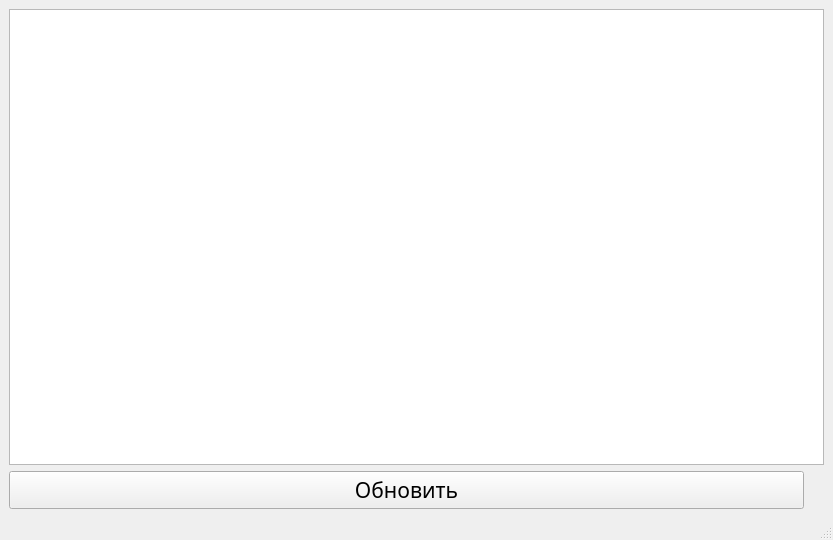
Qt form GUI.ui (Araelka/GeoApp) before a commit.
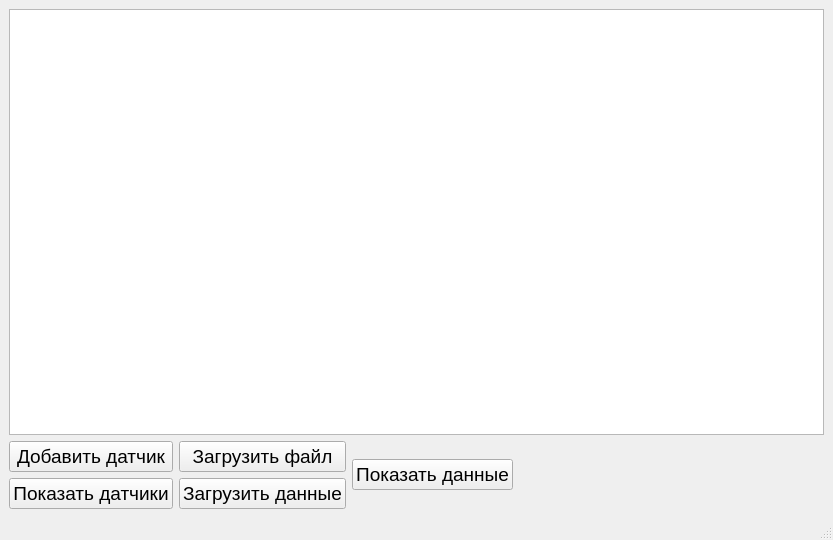
The same form after that commit.

```diff
--- a/GUI.ui
+++ b/GUI.ui
@@ -14,43 +14,100 @@
    <string>MainWindow</string>
   </property>
   <widget class="QWidget" name="centralwidget">
-   <layout class="QVBoxLayout" name="verticalLayout">
-    <item>
-     <widget class="QTableWidget" name="tableWidget"/>
-    </item>
-    <item>
-     <layout class="QHBoxLayout" name="horizontalLayout">
-      <item>
-       <widget class="QPushButton" name="pushButton_2">
+   <layout class="QGridLayout" name="gridLayout_2">
+    <item row="1" column="0" rowspan="2" colspan="2">
+     <layout class="QGridLayout" name="gridLayout">
+      <item row="0" column="0">
+       <layout class="QVBoxLayout" name="verticalLayout">
+        <item>
+         <widget class="QPushButton" name="add_sens_pushButton">
+          <property name="font">
+           <font>
+            <family>Arial</family>
+            <pointsize>14</pointsize>
+           </font>
+          </property>
+          <property name="text">
+           <string>Добавить датчик</string>
+          </property>
+         </widget>
+        </item>
+        <item>
+         <widget class="QPushButton" name="show_sens_pushButton">
+          <property name="font">
+           <font>
+            <family>Arial</family>
+            <pointsize>14</pointsize>
+           </font>
+          </property>
+          <property name="text">
+           <string>Показать датчики</string>
+          </property>
+         </widget>
+        </item>
+       </layout>
+      </item>
+      <item row="0" column="1">
+       <layout class="QVBoxLayout" name="verticalLayout_2">
+        <item>
+         <widget class="QPushButton" name="add_date_pushButton">
+          <property name="font">
+           <font>
+            <family>Arial</family>
+            <pointsize>14</pointsize>
+           </font>
+          </property>
+          <property name="text">
+           <string>Загрузить файл</string>
+          </property>
+         </widget>
+        </item>
+        <item>
+         <widget class="QPushButton" name="add_db_date_pushButton">
+          <property name="font">
+           <font>
+            <family>Arial</family>
+            <pointsize>14</pointsize>
+           </font>
+          </property>
+          <property name="text">
+           <string>Загрузить данные</string>
+          </property>
+         </widget>
+        </item>
+       </layout>
+      </item>
+      <item row="0" column="2">
+       <widget class="QPushButton" name="show_date_db_pushButton">
         <property name="font">
          <font>
-          <family>Rockwell</family>
-          <pointsize>16</pointsize>
+          <family>Arial</family>
+          <pointsize>14</pointsize>
          </font>
         </property>
         <property name="text">
-         <string>Обновить</string>
+         <string>Показать данные</string>
         </property>
        </widget>
       </item>
-      <item>
+      <item row="0" column="3">
        <spacer name="horizontalSpacer">
         <property name="orientation">
          <enum>Qt::Horizontal</enum>
         </property>
-        <property name="sizeType">
-         <enum>QSizePolicy::Ignored</enum>
-        </property>
         <property name="sizeHint" stdset="0">
          <size>
-          <width>20</width>
-          <height>30</height>
+          <width>477</width>
+          <height>20</height>
          </size>
         </property>
        </spacer>
       </item>
      </layout>
     </item>
+    <item row="0" column="0" colspan="2">
+     <widget class="QTableWidget" name="tableWidget"/>
+    </item>
    </layout>
   </widget>
   <widget class="QMenuBar" name="menubar">
```
